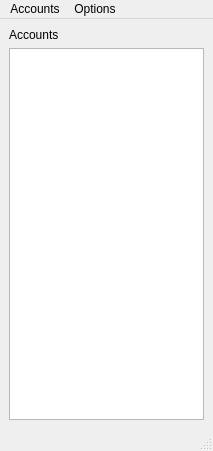
This is mainwindow.ui in LegateJD/PrototypeMessanger as Qt 5 draws it before an edit. The edited form follows.
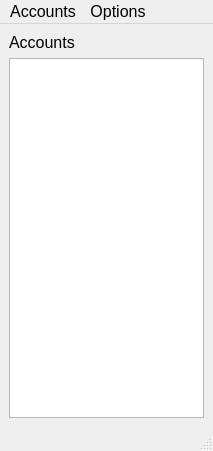
This is the edited form.

```diff
--- a/mainwindow.ui
+++ b/mainwindow.ui
@@ -10,6 +10,11 @@
     <height>451</height>
    </rect>
   </property>
+  <property name="font">
+   <font>
+    <pointsize>12</pointsize>
+   </font>
+  </property>
   <property name="windowTitle">
    <string>MainWindow</string>
   </property>
@@ -19,13 +24,24 @@
      <layout class="QGridLayout" name="gridLayout">
       <item row="0" column="0">
        <widget class="QLabel" name="label">
+        <property name="font">
+         <font>
+          <pointsize>12</pointsize>
+         </font>
+        </property>
         <property name="text">
          <string>Accounts</string>
         </property>
        </widget>
       </item>
       <item row="1" column="0">
-       <widget class="QListView" name="listView"/>
+       <widget class="QListView" name="listView">
+        <property name="font">
+         <font>
+          <pointsize>12</pointsize>
+         </font>
+        </property>
+       </widget>
       </item>
      </layout>
     </item>
@@ -37,7 +53,7 @@
      <x>0</x>
      <y>0</y>
      <width>213</width>
-     <height>21</height>
+     <height>27</height>
     </rect>
    </property>
    <widget class="QMenu" name="menuAccounts">
```
Left out of the diff: 10 changed lines with no effect on the pictures.
